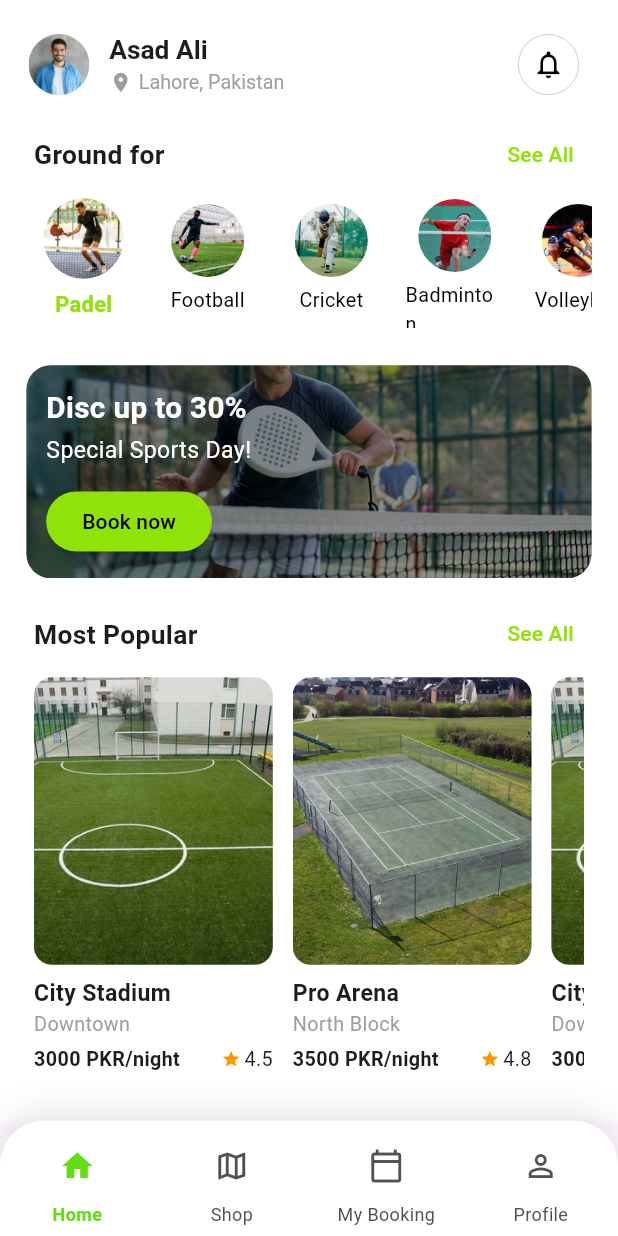
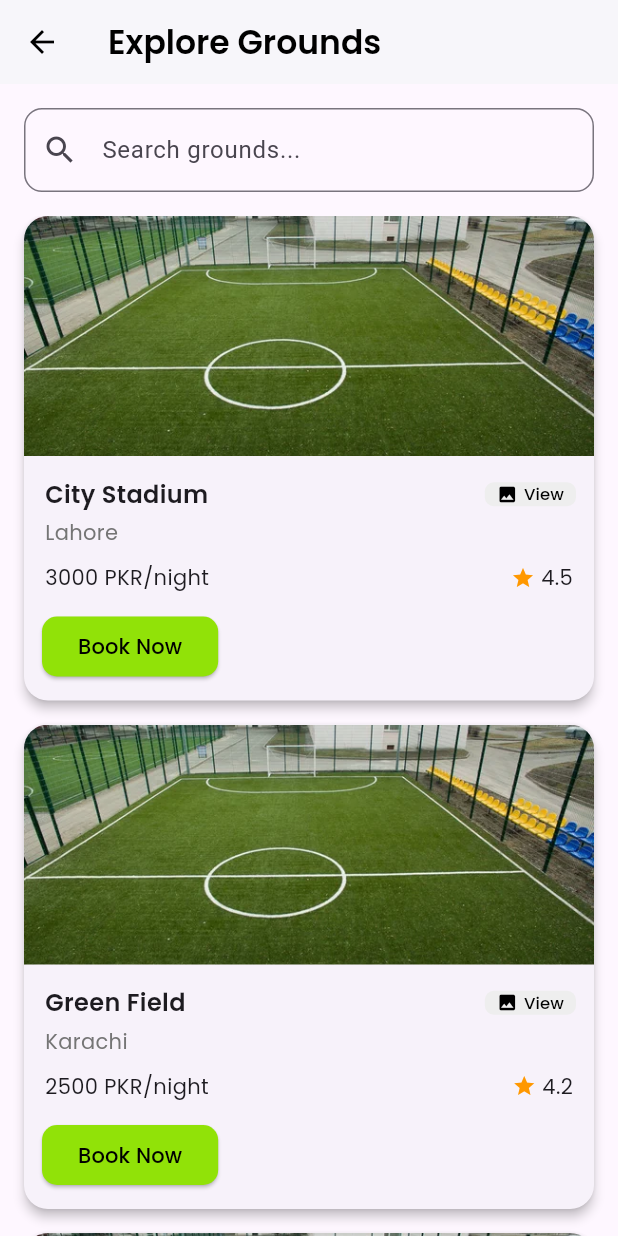
Before and after one commit to sharjeel1122-lab/padel_pro, a Flutter app: the screen it shows after launch, after a tap on "Book now", on a phone screen of 412 x 824 dp. Run offline on Flutter 3.47's test engine with Material 3 defaults, Android fonts, the phone set to English and light mode, and no system bars; our stand-ins replace flutter_screenutil, geolocator, get, google_fonts.

Commit message:
06/07/2025

```diff
--- a/lib/controllers/ground_controller.dart
+++ b/lib/controllers/ground_controller.dart
@@ -1,24 +1,88 @@
 import 'package:get/get.dart';
-
+import 'package:geolocator/geolocator.dart';
 import '../model/ground_model.dart';
 
 class GroundController extends GetxController {
   final popularGrounds = <Ground>[].obs;
+  final searchText = ''.obs;
+  final userPosition = Rxn<Position>();
+
+  // Computed: Filtered + Sorted list
+  List<Ground> get filteredGrounds {
+    final search = searchText.value.toLowerCase();
+
+    // Filter by search text
+    var list = popularGrounds.where((g) {
+      return g.title.toLowerCase().contains(search) || g.subtitle.toLowerCase().contains(search);
+    }).toList();
+
+    double calculateDistance(double lat, double lng) {
+      return Geolocator.distanceBetween(
+        userPosition.value!.latitude,
+        userPosition.value!.longitude,
+        lat,
+        lng,
+      );
+    }
+
+
+    // Sort by distance if location is available
+    if (userPosition.value != null) {
+      list.sort((a, b) {
+        final distA = calculateDistance(a.lat, a.lng);
+        final distB = calculateDistance(b.lat, b.lng);
+        return distA.compareTo(distB);
+      });
+    }
+
+    return list;
+  }
 
   @override
   void onInit() {
     fetchGrounds();
+    _getUserLocation();
     super.onInit();
   }
 
   void fetchGrounds() {
     popularGrounds.assignAll([
-      Ground('City Stadium', 'Downtown', 3000, 4.5, 'assets/court1.jpg', recommended: true),
-      Ground('Green Field', 'East Side', 2500, 4.2, 'assets/green.png'),
-      Ground('Pro Arena', 'North Block', 3500, 4.8, 'assets/court2.jpg', recommended: true),
-      Ground('Old Town Field', 'West End', 2000, 3.9, 'assets/oldtown.png', recommended: false),
-      Ground('City Stadium', 'Downtown', 3000, 4.5, 'assets/court1.jpg', recommended: true),
-
+      Ground('City Stadium', 'Lahore', 3000, 4.5, ['assets/court1.jpg','assets/court3.jpg', 'assets/court2.jpg'],
+          recommended: true, lat: 24.8607, lng: 67.0011),
+      Ground('Green Field', 'Karachi', 2500, 4.2, ['assets/court1.jpg','assets/court3.jpg', 'assets/court2.jpg'],
+          recommended: false, lat: 24.8700, lng: 67.0300),
+      Ground('Pro Arena', 'Multan', 3500, 4.8, ['assets/court1.jpg','assets/court3.jpg', 'assets/court2.jpg'],
+          recommended: true, lat: 24.8500, lng: 66.9900),
+      Ground('Old Town Field', 'Faiz Road', 2000, 3.9, ['assets/court1.jpg','assets/court3.jpg', 'assets/court2.jpg'],
+          recommended: false, lat: 24.8450, lng: 66.9850),
+      Ground('City Stadium', 'Model Town', 3000, 4.5, ['assets/court1.jpg','assets/court3.jpg', 'assets/court2.jpg'],
+          recommended: true, lat: 24.8650, lng: 67.0050),
     ]);
   }
+
+  Future<void> _getUserLocation() async {
+    bool serviceEnabled = await Geolocator.isLocationServiceEnabled();
+    if (!serviceEnabled) return;
+
+    LocationPermission permission = await Geolocator.checkPermission();
+    if (permission == LocationPermission.deniedForever) return;
+
+    if (permission == LocationPermission.denied) {
+      permission = await Geolocator.requestPermission();
+      if (permission == LocationPermission.denied ||
+          permission == LocationPermission.deniedForever) {
+        return;
+      }
+    }
+
+    final position = await Geolocator.getCurrentPosition(
+      desiredAccuracy: LocationAccuracy.high,
+    );
+
+    userPosition.value = position;
+  }
+
+  void updateSearch(String value) {
+    searchText.value = value;
+  }
 }
--- /dev/null
+++ b/lib/controllers/image_slider_controller.dart
@@ -0,0 +1,9 @@
+import 'package:get/get.dart';
+
+class ImageSliderController extends GetxController {
+  RxInt currentIndex = 0.obs;
+
+  void updateIndex(int index) {
+    currentIndex.value = index;
+  }
+}
--- a/lib/custom_widgets/popular_list.dart
+++ b/lib/custom_widgets/popular_list.dart
@@ -53,7 +53,7 @@ class PopularList extends StatelessWidget {
                           child: ClipRRect(
                             borderRadius: BorderRadius.circular(12.r),
                             child: Image.asset(
-                              g.image,
+                              g.images[0],
                               fit: BoxFit.cover,
                               width: double.infinity,
                             ),
--- a/lib/custom_widgets/promotional_banner.dart
+++ b/lib/custom_widgets/promotional_banner.dart
@@ -1,5 +1,6 @@
 import 'package:flutter/material.dart';
 import 'package:flutter_screenutil/flutter_screenutil.dart';
+import 'package:get/get.dart';
 
 class PromotionalBanner extends StatelessWidget {
   const PromotionalBanner({super.key});
@@ -30,7 +31,9 @@ class PromotionalBanner extends StatelessWidget {
                 Text('Special Sports Day!', style: TextStyle(color: Colors.white, fontSize: 14.sp)),
                 SizedBox(height: 12.h),
                 ElevatedButton(
-                  onPressed: () {},
+                  onPressed: () {
+                   Get.toNamed('/explore_grounds');
+                  },
                   style: ElevatedButton.styleFrom(backgroundColor: Color(0xFF91E208)),
                   child: Text('Book now', style: TextStyle(color: Colors.black)),
                 ),
--- a/lib/main.dart
+++ b/lib/main.dart
@@ -2,6 +2,7 @@ import 'package:flutter/material.dart';
 import 'package:get/get.dart';
 import 'package:flutter_screenutil/flutter_screenutil.dart';
 import 'package:padel_pro/custom_widgets/MainScreenNavigation.dart';
+import 'package:padel_pro/screens/ground_explore_screen.dart';
 import 'package:padel_pro/screens/sign_up.dart';
 import 'controllers/main_controller.dart';
 import 'controllers/shop_controller.dart';
@@ -35,7 +36,8 @@ class MyApp extends StatelessWidget {
         getPages: [
           GetPage(name: '/login', page: () => const LoginScreen()),
           GetPage(name: '/home', page: () => const MainScreenNavigation()),
-          GetPage(name: '/signup', page: ()=> SignUpScreen())
+          GetPage(name: '/signup', page: ()=> SignUpScreen()),
+          GetPage(name: '/explore_grounds', page: ()=> GroundExploreScreen())
         ],
       ),
     );
--- a/lib/model/ground_model.dart
+++ b/lib/model/ground_model.dart
@@ -3,15 +3,19 @@ class Ground {
   final String subtitle;
   final int price;
   final double rating;
-  final String image;
+  final List<String> images;
   final bool recommended;
+  final double lat;
+  final double lng;
 
   Ground(
       this.title,
       this.subtitle,
       this.price,
       this.rating,
-      this.image, {
+      this.images, {
         this.recommended = false,
+        required this.lat,
+        required this.lng,
       });
 }
--- /dev/null
+++ b/lib/screens/ground_explore_screen.dart
@@ -0,0 +1,247 @@
+import 'package:flutter/material.dart';
+import 'package:get/get.dart';
+import 'package:padel_pro/screens/ground_book_screen.dart';
+import '../../../controllers/ground_controller.dart';
+import 'package:google_fonts/google_fonts.dart';
+
+import '../controllers/image_slider_controller.dart';
+
+class GroundExploreScreen extends StatelessWidget {
+  final groundCtrl = Get.find<GroundController>();
+  final imageCtrl = Get.put(ImageSliderController());
+
+  GroundExploreScreen({super.key});
+
+  @override
+  Widget build(BuildContext context) {
+    return Scaffold(
+      appBar: AppBar(
+        title: Text('Explore Grounds',
+            style: GoogleFonts.poppins(fontWeight: FontWeight.w600)),
+        backgroundColor: Colors.white,
+        foregroundColor: Colors.black,
+        elevation: 1,
+      ),
+      body: Column(
+        children: [
+          Padding(
+            padding: const EdgeInsets.all(16),
+            child: TextField(
+              onChanged: groundCtrl.updateSearch,
+              decoration: InputDecoration(
+                hintText: 'Search grounds...',
+                prefixIcon: Icon(Icons.search),
+                border: OutlineInputBorder(borderRadius: BorderRadius.circular(12)),
+              ),
+            ),
+          ),
+          Expanded(
+            child: Obx(() {
+              final grounds = groundCtrl.filteredGrounds;
+              if (grounds.isEmpty) {
+                return const Center(child: Text('No grounds found'));
+              }
+
+              return RefreshIndicator(
+                color: Colors.black,
+                onRefresh: () async{
+                  groundCtrl.fetchGrounds();
+                },
+                child: ListView.builder(
+                  padding: const EdgeInsets.symmetric(horizontal: 16),
+                  itemCount: grounds.length,
+                  itemBuilder: (context, index) {
+                    final g = grounds[index];
+                    return Card(
+                      margin: const EdgeInsets.only(bottom: 16),
+                      shape: RoundedRectangleBorder(borderRadius: BorderRadius.circular(16)),
+                      elevation: 3,
+                      child: Column(
+                        crossAxisAlignment: CrossAxisAlignment.start,
+                        children: [
+                          ClipRRect(
+                            borderRadius: const BorderRadius.vertical(top: Radius.circular(16)),
+                            child: Image.asset(g.images[0],
+                                height: 160, width: double.infinity, fit: BoxFit.cover),
+                          ),
+                          Padding(
+                            padding: const EdgeInsets.all(12),
+                            child: Column(
+                              crossAxisAlignment: CrossAxisAlignment.start,
+                              children: [
+                              Row(
+                              mainAxisAlignment: MainAxisAlignment.spaceBetween,
+                              children: [
+                                // Ground Title with overflow handling
+                                Flexible(
+                                  child: Padding(
+                                    padding: const EdgeInsets.all(2.0),
+                                    child: Text(
+                                      g.title,
+                                      style: GoogleFonts.poppins(fontSize: 16, fontWeight: FontWeight.w600),
+                                      overflow: TextOverflow.ellipsis,
+                                      maxLines: 1,
+                                    ),
+                                  ),
+                                ),
+
+                                const SizedBox(width: 8),
+
+                                // Responsive Small Button
+                                ElevatedButton(
+                                  onPressed: () {
+
+                                    imageCtrl.currentIndex.value = 0;
+
+                                    showDialog(
+                                      context: context,
+                                      builder: (_) => Dialog(
+                                        backgroundColor: Colors.transparent, // make whole dialog transparent
+                                        insetPadding: const EdgeInsets.all(16),
+                                        child: Stack(
+                                          children: [
+                                            Column(
+                                              mainAxisSize: MainAxisSize.min,
+                                              children: [
+                                                ClipRRect(
+                                                  borderRadius: BorderRadius.circular(16),
+                                                  child: SizedBox(
+                                                    height: 250,
+                                                    width: double.infinity,
+                                                    child: PageView.builder(
+                                                      onPageChanged: imageCtrl.updateIndex,
+                                                      itemCount: g.images.length,
+                                                      itemBuilder: (_, index) {
+                                                        return Image.asset(
+                                                          g.images[index],
+                                                          fit: BoxFit.cover,
+                                                        );
+                                                      },
+                                                    ),
+                                                  ),
+                                                ),
+
+                                                // 👇 Custom colored area with dots
+                                                Container(
+                                                  width: double.infinity,
+                                                  padding: const EdgeInsets.symmetric(vertical: 12),
+                                                  decoration: BoxDecoration(
+                                                    color: Colors.grey.shade200,
+                                                    borderRadius: const BorderRadius.vertical(
+                                                      bottom: Radius.circular(16),
+                                                    ),
+                                                  ),
+                                                  child: Obx(() {
+                                                    return Row(
+                                                      mainAxisAlignment: MainAxisAlignment.center,
+                                                      children: List.generate(g.images.length, (index) {
+                                                        return Container(
+                                                          margin: const EdgeInsets.symmetric(horizontal: 3),
+                                                          width: imageCtrl.currentIndex.value == index ? 10 : 6,
+                                                          height: 6,
+                                                          decoration: BoxDecoration(
+                                                            color: imageCtrl.currentIndex.value == index
+                                                                ? Colors.black
+                                                                : Colors.grey,
+                                                            borderRadius: BorderRadius.circular(12),
+                                                          ),
+                                                        );
+                                                      }),
+                                                    );
+                                                  }),
+                                                ),
+                                              ],
+                                            ),
+
+                                            // 👇 Small back button
+                                            Positioned(
+                                              top: 8,
+                                              left: 8,
+                                              child: CircleAvatar(
+                                                radius: 15,
+                                                backgroundColor: Colors.white,
+                                                child: IconButton(
+                                                  icon: const Icon(Icons.close, size: 15, color: Colors.black),
+                                                  onPressed: () {
+                                                    Get.back(); // Close dialog
+                                                    Get.delete<ImageSliderController>();
+                                                  },
+                                                ),
+                                              ),
+                                            ),
+                                          ],
+                                        ),
+                                      ),
+                                    ).then((_) {
+                                      Get.delete<ImageSliderController>();
+                                    });
+
+                                  },
+                                  style: ElevatedButton.styleFrom(
+                                    padding: const EdgeInsets.symmetric(horizontal: 8, vertical: 4),
+                                    backgroundColor: Colors.grey.shade200,
+                                    tapTargetSize: MaterialTapTargetSize.shrinkWrap,
+                                    minimumSize: Size(0, 0),
+                                    visualDensity: VisualDensity.compact,
+                                    shape: RoundedRectangleBorder(borderRadius: BorderRadius.circular(6)),
+                                    elevation: 0,
+                                  ),
+                                  child: Row(
+                                    mainAxisSize: MainAxisSize.min,
+                                    children: [
+                                      const Icon(Icons.image, size: 14, color: Colors.black),
+                                      const SizedBox(width: 4),
+                                      Text(
+                                        'View',
+                                        style: GoogleFonts.poppins(fontSize: 11, color: Colors.black),
+                                      ),
+                                    ],
+                                  ),
+                                ),
+                              ],
+                            ),
+
+                              Padding(
+                                padding: const EdgeInsets.all(2.0),
+                                child: Text(g.subtitle, style: GoogleFonts.poppins(fontSize: 14, color: Colors.grey[600])),
+                              ),
+                                const SizedBox(height: 6),
+                                Padding(
+                                  padding: const EdgeInsets.all(2.0),
+                                  child: Row(
+                                    children: [
+                                      Text('${g.price} PKR/night', style: GoogleFonts.poppins(fontSize: 14)),
+                                      const Spacer(),
+                                      Icon(Icons.star, color: Colors.orange, size: 16),
+                                      const SizedBox(width: 4),
+                                      Text('${g.rating}', style: GoogleFonts.poppins(fontSize: 14)),
+                                    ],
+                                  ),
+                                ),
+                                const SizedBox(height: 10),
+                                ElevatedButton(
+                                  onPressed: () {
+                                    Get.to(() => GroundBookingScreen(ground: g));
+                                  },
+                                  style: ElevatedButton.styleFrom(
+                                    backgroundColor: const Color(0xFF91E208),
+                                    shape: RoundedRectangleBorder(borderRadius: BorderRadius.circular(10)),
+                                  ),
+                                  child: Text('Book Now', style: GoogleFonts.poppins(color: Colors.black)),
+                                ),
+                              ],
+                            ),
+                          ),
+                        ],
+                      ),
+                    );
+                  },
+                ),
+              );
+            }),
+          ),
+        ],
+      ),
+    );
+  }
+}
--- a/pubspec.yaml
+++ b/pubspec.yaml
@@ -38,6 +38,9 @@ dependencies:
   flutter_screenutil: ^5.9.3
   flutter_secure_storage: ^9.2.4
   google_fonts: ^6.2.1
+  geolocator: ^14.0.2
+  intl: ^0.20.2
+  table_calendar: ^3.2.0
 
 dev_dependencies:
   flutter_test:
```
Also changed, not shown: lib/controllers/booknow_controller.dart (added, +17 -0 lines), lib/screens/ground_book_screen.dart (added, +228 -0 lines), pubspec.lock, 1 other file.
